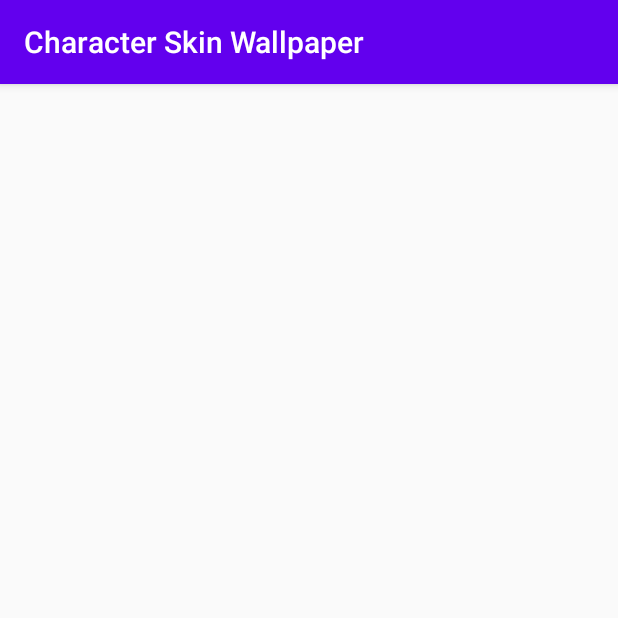
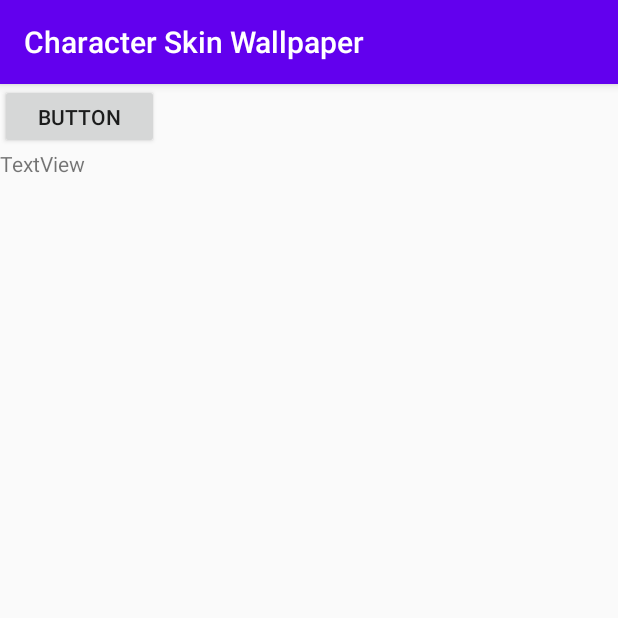
Before and after one commit to dcurtis303/CSWallpaper, an Android app: the SettingsActivity screen opened directly, with no data from a screen before it, on a phone screen of 412 x 824 dp, the top half of it. Run offline under Robolectric (Android 15) with nearby library versions, the phone set to English and light mode, and no system bars.

Commit message:
Settings update

```diff
--- a/app/build.gradle
+++ b/app/build.gradle
@@ -25,6 +25,7 @@ android {
 dependencies {
     implementation fileTree(dir: "libs", include: ["*.jar"])
     implementation 'androidx.appcompat:appcompat:1.2.0'
-    implementation 'androidx.constraintlayout:constraintlayout:2.0.2'
+    implementation 'androidx.constraintlayout:constraintlayout:2.0.4'
     implementation 'androidx.coordinatorlayout:coordinatorlayout:1.1.0'
+    implementation 'androidx.preference:preference:1.1.1'
 }
--- a/app/src/main/res/layout/settings_activity.xml
+++ b/app/src/main/res/layout/settings_activity.xml
@@ -1,4 +1,25 @@
 <?xml version="1.0" encoding="utf-8"?>
 <androidx.constraintlayout.widget.ConstraintLayout xmlns:android="http://schemas.android.com/apk/res/android"
+    xmlns:app="http://schemas.android.com/apk/res-auto"
+    xmlns:tools="http://schemas.android.com/tools"
     android:layout_width="match_parent"
-    android:layout_height="match_parent" />
+    android:layout_height="match_parent" >
+
+    <Button
+        android:id="@+id/button"
+        android:layout_width="106dp"
+        android:layout_height="43dp"
+        android:onClick="openDocumentPicker"
+        android:text="Button"
+        app:layout_constraintStart_toStartOf="parent"
+        app:layout_constraintTop_toTopOf="parent" />
+
+    <TextView
+        android:id="@+id/textView2"
+        android:layout_width="356dp"
+        android:layout_height="188dp"
+        android:text="TextView"
+        app:layout_constraintStart_toStartOf="parent"
+        app:layout_constraintTop_toBottomOf="@+id/button" />
+
+</androidx.constraintlayout.widget.ConstraintLayout>
--- a/build.gradle
+++ b/build.gradle
@@ -5,7 +5,7 @@ buildscript {
         jcenter()
     }
     dependencies {
-        classpath "com.android.tools.build:gradle:4.0.2"
+        classpath 'com.android.tools.build:gradle:4.1.1'
 
         // NOTE: Do not place your application dependencies here; they belong
         // in the individual module build.gradle files
```
Also changed, not shown: app/src/main/java/ca/dcstudios/cswallpaper/Util.java (+25 -0 lines), app/src/main/java/ca/dcstudios/cswallpaper/renderer/GLRenderer.java (+9 -6 lines), app/src/main/java/ca/dcstudios/cswallpaper/renderer/TextureManager.java (+17 -7 lines), app/src/main/java/ca/dcstudios/cswallpaper/settings/SettingsActivity.java (+55 -0 lines), gradle/wrapper/gradle-wrapper.properties.
